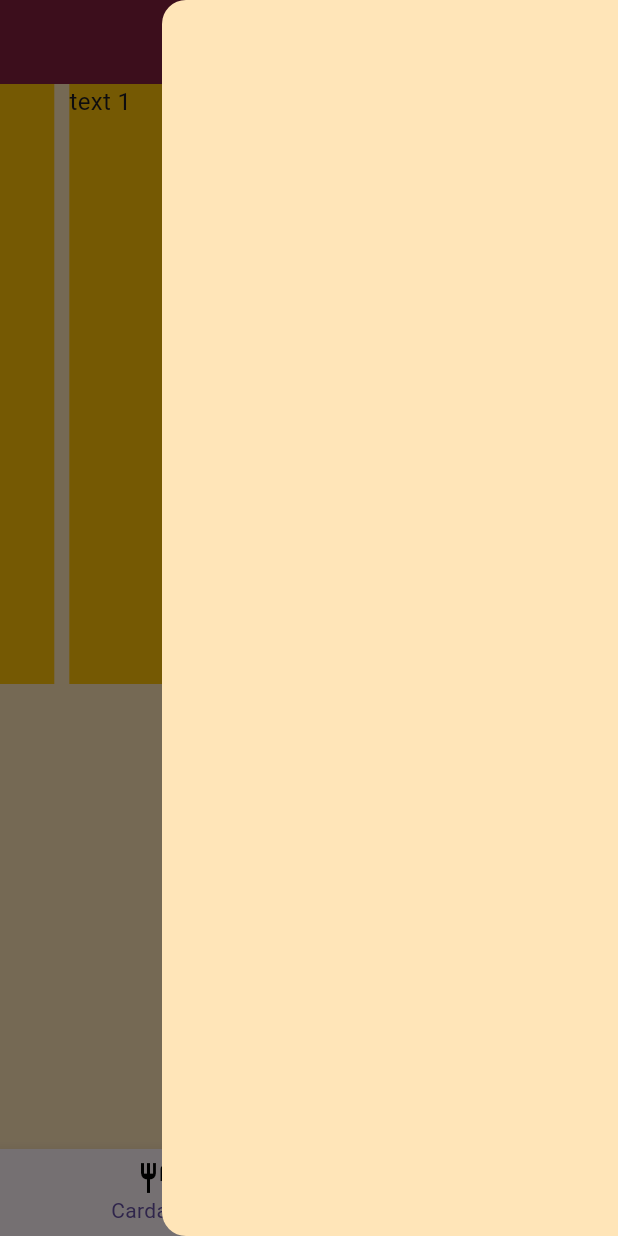
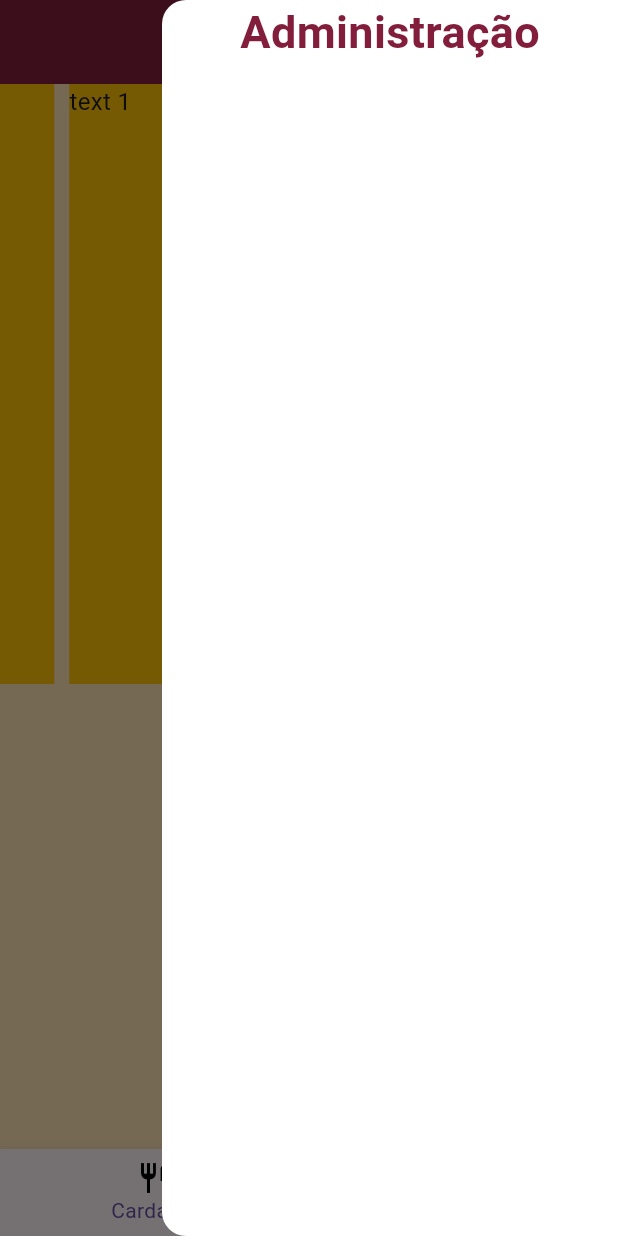
Before and after one commit to Gabriel-Victor03/appdelivery, a Flutter app: the screen it shows after launch, with the side drawer open, on a phone screen of 412 x 824 dp. Run offline on Flutter 3.47's test engine with Material 3 defaults, Android fonts, the phone set to English and light mode, and no system bars; drawn by our look-alikes of carousel_slider; Roboto replaces fonts that are missing (Arial).

Commit message:
criando arquitetura do drawer

```diff
--- a/lib/main.dart
+++ b/lib/main.dart
@@ -35,12 +35,23 @@ class _MeuAppState extends State<MeuApp> {
           foregroundColor: Colors.white,
         ),
         endDrawer: Drawer(
-          backgroundColor:
-              Color.fromARGB(255, 255, 229, 184), //Podemos mudar a cor de fundo
-          // child: DrawerHeader(
-          //     // decoration: FlutterLogoDecoration(textColor: Colors.white)
-          //     //podemos adicionar o cabeçalho como um 'filho' do Drawer
-          //     ),
+          backgroundColor: Colors.white,
+          child: Column(
+            children: [
+              Container(
+                alignment: Alignment(-1.0, 1.0),
+              ),
+              Text(
+                'Administração',
+                style: TextStyle(
+                  fontSize: 30,
+                  color: Color.fromARGB(255, 130, 30, 60),
+                  fontWeight: FontWeight.bold,
+                  fontFamily: 'Arial',
+                ),
+              ),
+            ],
+          ),
         ),
         bottomNavigationBar: BottomNavigationBar(
           backgroundColor:
```
